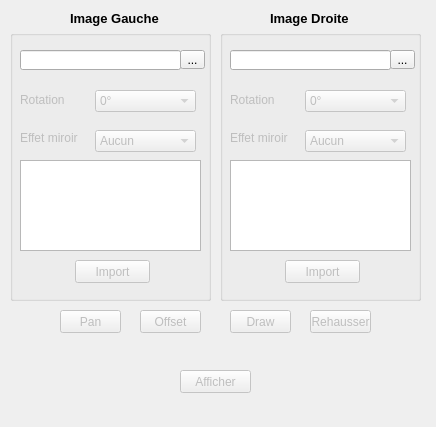
Above: ui-optionWindow.ui from Direction-des-inventaires-forestiers/StereoPhoto before the change. Below: the same form after it.
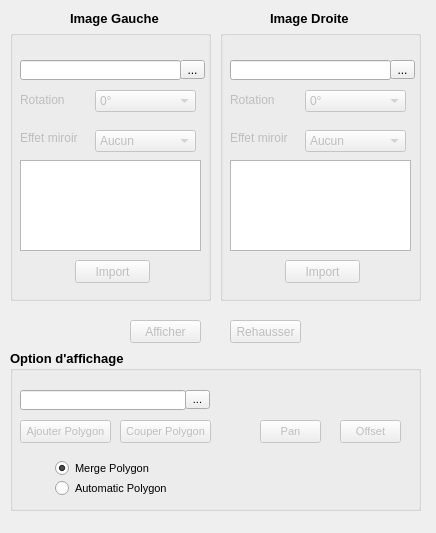
That is the form after the change. Icons and pictures are not drawn.

What changed in the file:
```diff
--- a/ui-optionWindow.ui
+++ b/ui-optionWindow.ui
@@ -7,7 +7,7 @@
     <x>0</x>
     <y>0</y>
     <width>436</width>
-    <height>427</height>
+    <height>533</height>
    </rect>
   </property>
   <property name="windowTitle">
@@ -69,7 +69,7 @@
     <property name="geometry">
      <rect>
       <x>10</x>
-      <y>20</y>
+      <y>30</y>
       <width>161</width>
       <height>20</height>
      </rect>
@@ -85,7 +85,7 @@
     <property name="geometry">
      <rect>
       <x>170</x>
-      <y>20</y>
+      <y>30</y>
       <width>25</width>
       <height>19</height>
      </rect>
@@ -252,7 +252,7 @@
     <property name="geometry">
      <rect>
       <x>10</x>
-      <y>20</y>
+      <y>30</y>
       <width>161</width>
       <height>20</height>
      </rect>
@@ -268,7 +268,7 @@
     <property name="geometry">
      <rect>
       <x>170</x>
-      <y>20</y>
+      <y>30</y>
       <width>25</width>
       <height>19</height>
      </rect>
@@ -422,72 +422,15 @@
     </property>
    </widget>
   </widget>
-  <widget class="QPushButton" name="panButton">
-   <property name="enabled">
-    <bool>false</bool>
-   </property>
-   <property name="geometry">
-    <rect>
-     <x>60</x>
-     <y>310</y>
-     <width>61</width>
-     <height>23</height>
-    </rect>
-   </property>
-   <property name="text">
-    <string>Pan</string>
-   </property>
-   <property name="checkable">
-    <bool>true</bool>
-   </property>
-  </widget>
-  <widget class="QPushButton" name="offsetButton">
-   <property name="enabled">
-    <bool>false</bool>
-   </property>
-   <property name="geometry">
-    <rect>
-     <x>140</x>
-     <y>310</y>
-     <width>61</width>
-     <height>23</height>
-    </rect>
-   </property>
-   <property name="text">
-    <string>Offset</string>
-   </property>
-   <property name="checkable">
-    <bool>true</bool>
-   </property>
-  </widget>
-  <widget class="QPushButton" name="drawButton">
-   <property name="enabled">
-    <bool>false</bool>
-   </property>
-   <property name="geometry">
-    <rect>
-     <x>230</x>
-     <y>310</y>
-     <width>61</width>
-     <height>23</height>
-    </rect>
-   </property>
-   <property name="text">
-    <string>Draw</string>
-   </property>
-   <property name="checkable">
-    <bool>true</bool>
-   </property>
-  </widget>
   <widget class="QPushButton" name="enhanceButton">
    <property name="enabled">
     <bool>false</bool>
    </property>
    <property name="geometry">
     <rect>
-     <x>310</x>
-     <y>310</y>
-     <width>61</width>
+     <x>230</x>
+     <y>320</y>
+     <width>71</width>
      <height>23</height>
     </rect>
    </property>
@@ -504,8 +447,8 @@
    </property>
    <property name="geometry">
     <rect>
-     <x>180</x>
-     <y>370</y>
+     <x>130</x>
+     <y>320</y>
      <width>71</width>
      <height>23</height>
     </rect>
@@ -514,6 +457,225 @@
     <string>Afficher</string>
    </property>
   </widget>
+  <widget class="QGroupBox" name="groupBoxAfficher">
+   <property name="enabled">
+    <bool>true</bool>
+   </property>
+   <property name="geometry">
+    <rect>
+     <x>10</x>
+     <y>350</y>
+     <width>411</width>
+     <height>161</height>
+    </rect>
+   </property>
+   <property name="font">
+    <font>
+     <pointsize>10</pointsize>
+     <weight>75</weight>
+     <bold>true</bold>
+    </font>
+   </property>
+   <property name="title">
+    <string>Option d'affichage</string>
+   </property>
+   <widget class="QLineEdit" name="importLineVectorLayer">
+    <property name="enabled">
+     <bool>true</bool>
+    </property>
+    <property name="geometry">
+     <rect>
+      <x>10</x>
+      <y>40</y>
+      <width>166</width>
+      <height>20</height>
+     </rect>
+    </property>
+    <property name="font">
+     <font>
+      <pointsize>8</pointsize>
+      <weight>50</weight>
+      <bold>false</bold>
+     </font>
+    </property>
+    <property name="text">
+     <string/>
+    </property>
+    <property name="readOnly">
+     <bool>true</bool>
+    </property>
+   </widget>
+   <widget class="QToolButton" name="importToolVectorLayer">
+    <property name="geometry">
+     <rect>
+      <x>175</x>
+      <y>40</y>
+      <width>25</width>
+      <height>19</height>
+     </rect>
+    </property>
+    <property name="font">
+     <font>
+      <pointsize>8</pointsize>
+      <weight>50</weight>
+      <bold>false</bold>
+     </font>
+    </property>
+    <property name="text">
+     <string>...</string>
+    </property>
+   </widget>
+   <widget class="QPushButton" name="drawButton">
+    <property name="enabled">
+     <bool>false</bool>
+    </property>
+    <property name="geometry">
+     <rect>
+      <x>10</x>
+      <y>70</y>
+      <width>91</width>
+      <height>23</height>
+     </rect>
+    </property>
+    <property name="font">
+     <font>
+      <pointsize>8</pointsize>
+      <weight>50</weight>
+      <bold>false</bold>
+     </font>
+    </property>
+    <property name="text">
+     <string>Ajouter Polygon</string>
+    </property>
+    <property name="checkable">
+     <bool>true</bool>
+    </property>
+   </widget>
+   <widget class="QPushButton" name="offsetButton">
+    <property name="enabled">
+     <bool>false</bool>
+    </property>
+    <property name="geometry">
+     <rect>
+      <x>330</x>
+      <y>70</y>
+      <width>61</width>
+      <height>23</height>
+     </rect>
+    </property>
+    <property name="font">
+     <font>
+      <pointsize>8</pointsize>
+      <weight>50</weight>
+      <bold>false</bold>
+     </font>
+    </property>
+    <property name="text">
+     <string>Offset</string>
+    </property>
+    <property name="checkable">
+     <bool>true</bool>
+    </property>
+   </widget>
+   <widget class="QPushButton" name="panButton">
+    <property name="enabled">
+     <bool>false</bool>
+    </property>
+    <property name="geometry">
+     <rect>
+      <x>250</x>
+      <y>70</y>
+      <width>61</width>
+      <height>23</height>
+     </rect>
+    </property>
+    <property name="font">
+     <font>
+      <pointsize>8</pointsize>
+      <weight>50</weight>
+      <bold>false</bold>
+     </font>
+    </property>
+    <property name="text">
+     <string>Pan</string>
+    </property>
+    <property name="checkable">
+     <bool>true</bool>
+    </property>
+   </widget>
+   <widget class="QPushButton" name="cutButton">
+    <property name="enabled">
+     <bool>false</bool>
+    </property>
+    <property name="geometry">
+     <rect>
+      <x>110</x>
+      <y>70</y>
+      <width>91</width>
+      <height>23</height>
+     </rect>
+    </property>
+    <property name="font">
+     <font>
+      <pointsize>8</pointsize>
+      <weight>50</weight>
+      <bold>false</bold>
+     </font>
+    </property>
+    <property name="text">
+     <string>Couper Polygon</string>
+    </property>
+    <property name="checkable">
+     <bool>true</bool>
+    </property>
+   </widget>
+   <widget class="QRadioButton" name="radioButtonMerge">
+    <property name="enabled">
+     <bool>true</bool>
+    </property>
+    <property name="geometry">
+     <rect>
+      <x>45</x>
+      <y>110</y>
+      <width>121</width>
+      <height>17</height>
+     </rect>
+    </property>
+    <property name="font">
+     <font>
+      <pointsize>8</pointsize>
+      <weight>50</weight>
+      <bold>false</bold>
+     </font>
+    </property>
+    <property name="text">
+     <string>Merge Polygon</string>
+    </property>
+    <property name="checked">
+     <bool>true</bool>
+    </property>
+   </widget>
+   <widget class="QRadioButton" name="radioButtonAuto">
+    <property name="geometry">
+     <rect>
+      <x>45</x>
+      <y>130</y>
+      <width>121</width>
+      <height>17</height>
+     </rect>
+    </property>
+    <property name="font">
+     <font>
+      <pointsize>8</pointsize>
+      <weight>50</weight>
+      <bold>false</bold>
+     </font>
+    </property>
+    <property name="text">
+     <string>Automatic Polygon</string>
+    </property>
+   </widget>
+  </widget>
   <zorder>groupBoxRight</zorder>
   <zorder>label_5</zorder>
   <zorder>label_6</zorder>
```
Left out of the diff: 4 changed lines with no effect on the pictures.
